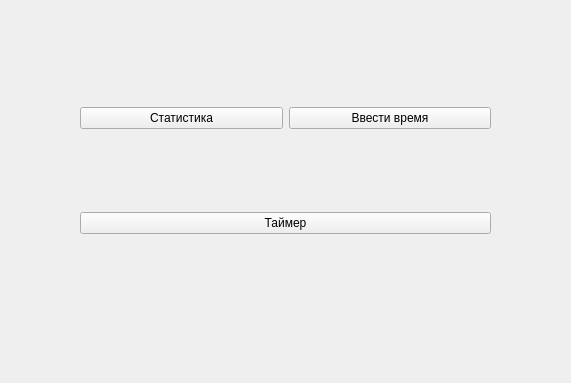
Before: the Qt Designer form MainPageUi.ui in annakonda-com/CheckYourTime, drawn with Qt 5; both pictures show x 110 to 681 and y 0 to 383 of the 800 by 600 pixel window.
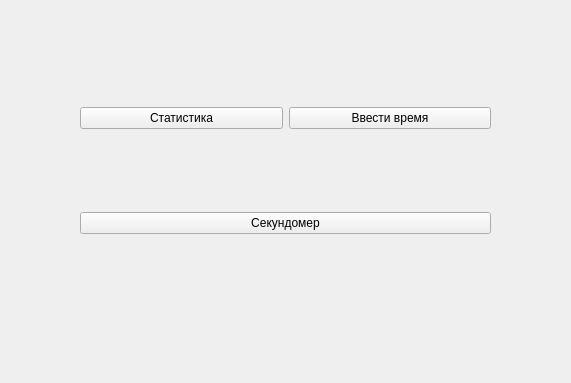
After: the same form once the commit is applied.

Patch:
```diff
--- a/MainPageUi.ui
+++ b/MainPageUi.ui
@@ -14,7 +14,7 @@
    <string>MainWindow</string>
   </property>
   <widget class="QWidget" name="centralwidget">
-   <widget class="QWidget" name="">
+   <widget class="QWidget" name="layoutWidget">
     <property name="geometry">
      <rect>
       <x>190</x>
@@ -41,7 +41,7 @@
      <item row="1" column="0" colspan="2">
       <widget class="QPushButton" name="timer">
        <property name="text">
-        <string>Таймер</string>
+        <string>Секундомер</string>
        </property>
       </widget>
      </item>
```
Left out of the diff: 2 changed lines with no effect on the pictures.
